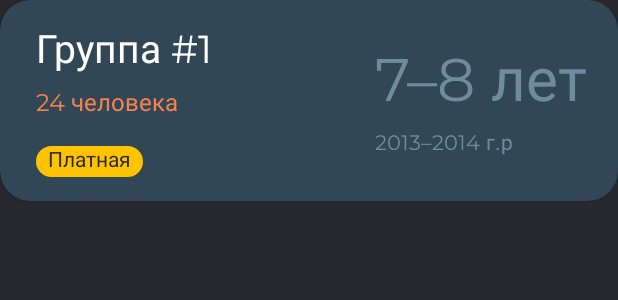
After one commit to Andrey-Morenkov/CoachNotes, an Android app: the layout card_group.xml on its own in the app's theme, with its tools: preview values and no code run, on a phone screen of 412 x 824 dp. The commit adds this screen. Shown: the top 300 px of the screen. Run offline under Robolectric (Android 15) with nearby library versions, the phone set to English and light mode, and no system bars; Roboto replaces fonts that are not available here.

Commit message:
group card

```diff
--- /dev/null
+++ b/app/src/main/res/drawable/item_label_background.xml
@@ -0,0 +1,9 @@
+<?xml version="1.0" encoding="utf-8"?>
+<layer-list xmlns:android="http://schemas.android.com/apk/res/android" >
+    <item>
+        <shape>
+            <solid android:color="@color/colorLabelPaid"/>
+            <corners android:radius="15dp"/>
+        </shape>
+    </item>
+</layer-list>
--- /dev/null
+++ b/app/src/main/res/layout/card_group.xml
@@ -0,0 +1,114 @@
+<?xml version="1.0" encoding="utf-8"?>
+<com.google.android.material.card.MaterialCardView xmlns:android="http://schemas.android.com/apk/res/android"
+    xmlns:app="http://schemas.android.com/apk/res-auto"
+    xmlns:tools="http://schemas.android.com/tools"
+    android:layout_width="match_parent"
+    android:layout_height="wrap_content"
+    app:cardBackgroundColor="@color/colorPrimary"
+    app:cardCornerRadius="@dimen/card_corner_radius_size"
+    app:cardElevation="2dp">
+
+    <LinearLayout
+        android:layout_width="match_parent"
+        android:layout_height="wrap_content"
+        android:orientation="horizontal">
+
+        <LinearLayout
+            android:layout_width="0dp"
+            android:layout_height="wrap_content"
+            android:layout_weight="1"
+            android:orientation="vertical">
+
+            <LinearLayout
+                android:layout_width="match_parent"
+                android:layout_height="wrap_content"
+                android:orientation="horizontal">
+
+                <androidx.constraintlayout.widget.ConstraintLayout
+                    android:layout_width="match_parent"
+                    android:layout_height="wrap_content">
+
+                    <TextView
+                        android:id="@+id/textView"
+                        android:layout_width="wrap_content"
+                        android:layout_height="wrap_content"
+                        android:layout_marginStart="24dp"
+                        android:layout_marginTop="16dp"
+                        android:text="@string/groups_screen_group_name_sample"
+                        android:textColor="@color/colorText"
+                        android:textSize="26sp"
+                        app:layout_constraintStart_toStartOf="parent"
+                        app:layout_constraintTop_toTopOf="parent" />
+
+                    <TextView
+                        android:id="@+id/textView3"
+                        android:layout_width="wrap_content"
+                        android:layout_height="wrap_content"
+                        android:layout_marginTop="4dp"
+                        android:paddingEnd="8dp"
+                        android:text="@string/groups_screen_group_size_sample"
+                        android:textColor="@color/colorAccent"
+                        android:textSize="16sp"
+                        app:layout_constraintStart_toStartOf="@+id/textView"
+                        app:layout_constraintTop_toBottomOf="@+id/textView" />
+
+                </androidx.constraintlayout.widget.ConstraintLayout>
+
+            </LinearLayout>
+
+            <LinearLayout
+                android:layout_width="wrap_content"
+                android:layout_height="wrap_content"
+                android:layout_marginLeft="24dp"
+                android:layout_marginTop="8dp"
+                android:layout_marginBottom="16dp"
+                android:orientation="horizontal">
+
+                <TextView
+                    android:id="@+id/textView11"
+                    android:layout_width="wrap_content"
+                    android:layout_height="wrap_content"
+                    android:layout_marginTop="8dp"
+                    android:layout_weight="1"
+                    android:background="@drawable/item_label_background"
+                    android:paddingStart="8dp"
+                    android:paddingEnd="8dp"
+                    android:text="@string/label_paid"
+                    android:textColor="@color/colorBackground"
+                    android:textColorHint="#FFFFFF" />
+            </LinearLayout>
+
+        </LinearLayout>
+
+        <androidx.constraintlayout.widget.ConstraintLayout
+            android:layout_width="0dp"
+            android:layout_height="match_parent"
+            android:layout_weight="0.8">
+
+            <TextView
+                android:id="@+id/textView10"
+                android:layout_width="wrap_content"
+                android:layout_height="wrap_content"
+                android:text="@string/groups_screen_group_age_year_sample"
+                android:textColor="@color/colorPrimaryLight"
+                android:textColorLink="#FFFFFF"
+                app:layout_constraintStart_toStartOf="@+id/textView6"
+                app:layout_constraintTop_toBottomOf="@+id/textView6" />
+
+            <TextView
+                android:id="@+id/textView6"
+                android:layout_width="wrap_content"
+                android:layout_height="wrap_content"
+                android:text="@string/groups_screen_group_age_sample"
+                android:textColor="@color/colorPrimaryLight"
+                android:textSize="40sp"
+                app:layout_constraintBottom_toBottomOf="parent"
+                app:layout_constraintEnd_toEndOf="parent"
+                app:layout_constraintStart_toStartOf="parent"
+                app:layout_constraintTop_toTopOf="parent"
+                app:layout_constraintVertical_bias="0.36" />
+        </androidx.constraintlayout.widget.ConstraintLayout>
+
+    </LinearLayout>
+
+</com.google.android.material.card.MaterialCardView>
--- /dev/null
+++ b/app/src/main/res/layout/fragment_groups.xml
@@ -0,0 +1,21 @@
+<?xml version="1.0" encoding="utf-8"?>
+<LinearLayout
+    xmlns:android="http://schemas.android.com/apk/res/android"
+    xmlns:app="http://schemas.android.com/apk/res-auto"
+    android:layout_width="match_parent"
+    android:layout_height="match_parent"
+    android:orientation="vertical">
+
+    <include
+        android:id="@+id/toolbarGroupsScreen"
+        layout="@layout/toolbar_universal"
+        android:layout_width="match_parent"
+        android:layout_height="wrap_content"
+        app:subtitleTextColor="@color/colorPrimaryLight"
+        app:titleTextColor="@color/colorText" />
+
+    <androidx.recyclerview.widget.RecyclerView
+        android:layout_width="match_parent"
+        android:layout_height="match_parent"
+        android:layout_marginTop="16dp" />
+</LinearLayout>
--- /dev/null
+++ b/app/src/main/res/layout/toolbar_universal.xml
@@ -0,0 +1,11 @@
+<?xml version="1.0" encoding="utf-8"?>
+<androidx.appcompat.widget.Toolbar xmlns:android="http://schemas.android.com/apk/res/android"
+    xmlns:app="http://schemas.android.com/apk/res-auto"
+    android:layout_width="match_parent"
+    android:layout_height="wrap_content"
+    android:background="@color/colorBackground"
+    app:navigationIcon="?attr/homeAsUpIndicator"
+    app:subtitle="подзаголовок"
+    app:title="Заголовок">
+
+</androidx.appcompat.widget.Toolbar>
--- a/app/src/main/res/values/colors.xml
+++ b/app/src/main/res/values/colors.xml
@@ -5,4 +5,6 @@
     <color name="colorPrimary">#314755</color>
     <color name="colorPrimaryLight">#6f8c9e</color>
     <color name="colorAccent">#F5824E</color>
+
+    <color name="colorLabelPaid">#FFC300</color>
 </resources>
--- a/app/src/main/res/values/strings.xml
+++ b/app/src/main/res/values/strings.xml
@@ -1,18 +1,29 @@
 <resources>
     <string name="app_name">Coach Notes</string>
 
-    // Only for home screen
-    <string name="home_screen_sample_name">Кондратьев Александр</string>
-    <string name="home_screen_sample_position">Тренер</string>
-    <string name="home_screen_my_schedule">График занятий</string>
-    <string name="home_screen_today_date_sample">Сегодня: 01 января 2020</string>
-    <string name="home_screen_group_stats_sample">5 шт</string>
-    <string name="home_screen_people_stats_sample">38 шт</string>
-
     // Shared
-    <string name="available_soon">Еще не готово :с</string>
+    <string name="available_soon">Еще не готово</string>
     <string name="menu">Меню</string>
     <string name="groups">Группы</string>
     <string name="people">Ученики</string>
     <string name="journal">Журнал</string>
+    <string name="label_paid">Платная</string>
+
+    // Home screen
+    <string name="home_screen_sample_name">Кондратьев Александр</string>
+    <string name="home_screen_sample_position">Тренер</string>
+    <string name="home_screen_my_schedule">График занятий</string>
+
+        // Samples
+        <string name="home_screen_today_date_sample">Сегодня: 01 января 2020</string>
+        <string name="home_screen_group_stats_sample">5 шт</string>
+        <string name="home_screen_people_stats_sample">38 шт</string>
+
+    // Groups screen
+        // Samples
+        <string name="groups_screen_group_name_sample">Группа #1</string>
+        <string name="groups_screen_group_size_sample">24 человека</string>
+        <string name="groups_screen_group_age_sample">7–8 лет</string>
+        <string name="groups_screen_group_age_year_sample">2013–2014 г.р</string>
+
 </resources>
```
